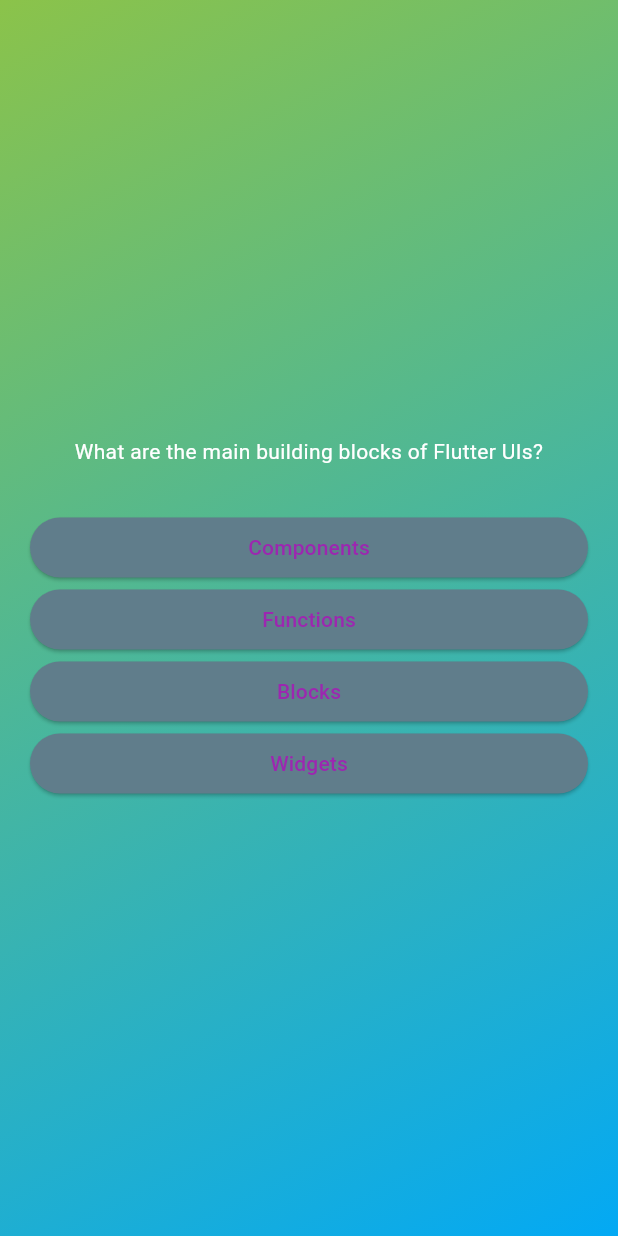
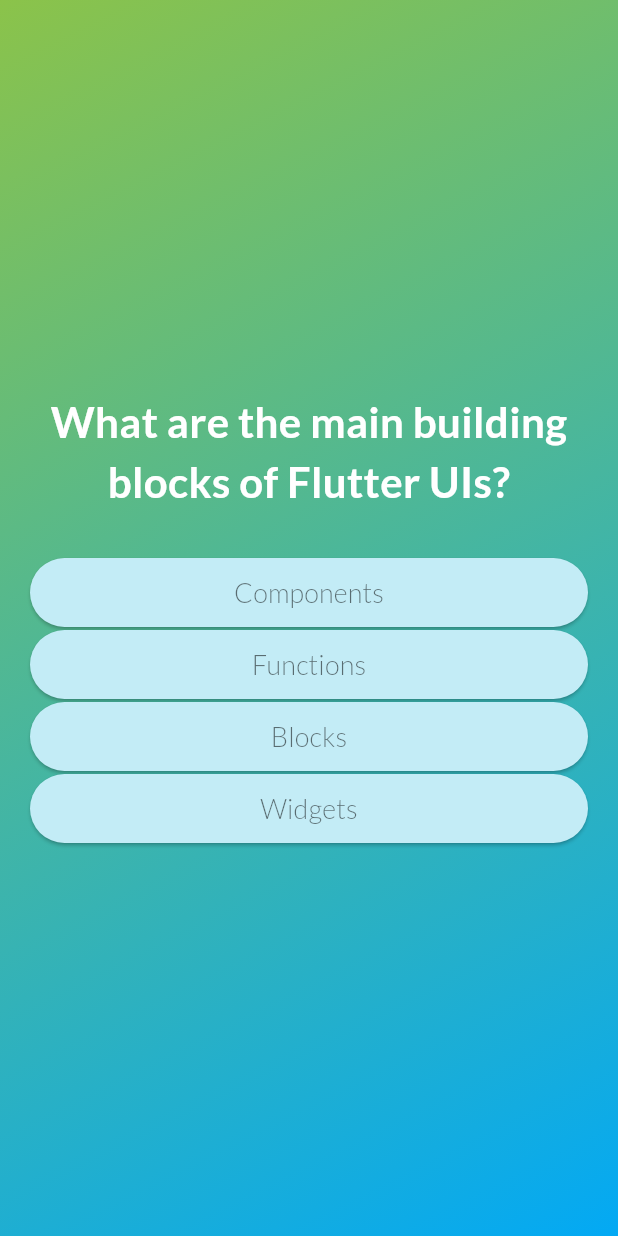
Before and after one commit to duytoann/fluttoan, a Flutter app: the screen it shows after launch, after a tap on "Start Quiz", on a phone screen of 412 x 824 dp. Run offline on Flutter 3.47's test engine with Material 3 defaults, Android fonts, the phone set to English and light mode, and no system bars; our stand-ins replace google_fonts.

Commit message:
passing data via functions across widget

```diff
--- a/lib/screen/question_screen.dart
+++ b/lib/screen/question_screen.dart
@@ -1,18 +1,33 @@
 import 'package:FlutCombine/data/questions.dart';
 import 'package:FlutCombine/widgets/styled_answer_button.dart';
 import 'package:flutter/material.dart';
+import 'package:google_fonts/google_fonts.dart';
 
 class QuestionScreen extends StatefulWidget {
-  const QuestionScreen({super.key});
+  const QuestionScreen({
+    super.key,
+    required this.onSelectAnswer,
+  });
+
+  final void Function(String answer) onSelectAnswer;
 
   @override
   State<QuestionScreen> createState() => _QuestionScreenState();
 }
 
 class _QuestionScreenState extends State<QuestionScreen> {
+  var currentQuestionIndex = 0;
+
+  void answerQuestion(String selectedAnswer) {
+    widget.onSelectAnswer('...');
+    setState(() {
+      currentQuestionIndex++;
+    });
+  }
+
   @override
   Widget build(BuildContext context) {
-    final currentQuestion = questions[0];
+    final currentQuestion = questions[currentQuestionIndex];
 
     return SizedBox(
       width: double.infinity,
@@ -24,18 +39,24 @@ class _QuestionScreenState extends State<QuestionScreen> {
           children: [
             Text(
               currentQuestion.text,
-              style: const TextStyle(color: Colors.white,),
+              style: GoogleFonts.lato(
+                color: Colors.white,
+                fontSize: 28,
+                fontWeight: FontWeight.bold,
+              ),
               textAlign: TextAlign.center,
             ),
             const SizedBox(
               height: 30,
             ),
             ...currentQuestion.getShuffledAnswers().map(
-              (answer) => StyledAnswerButton(
-                answerText: answer,
-                onTap: () {},
-              ),
-            )
+                  (answer) => StyledAnswerButton(
+                    answerText: answer,
+                    onTap: () {
+                      answerQuestion(answer);
+                    },
+                  ),
+                ),
           ],
         ),
       ),
--- a/lib/screen/quiz.dart
+++ b/lib/screen/quiz.dart
@@ -11,6 +11,7 @@ class Quiz extends StatefulWidget {
 }
 
 class _QuizState extends State<Quiz> {
+  final List<String> selectedAnswer = [];
   var activeScreen = 'start-screen';
 
   void switchScreen() {
@@ -19,12 +20,16 @@ class _QuizState extends State<Quiz> {
     });
   }
 
+  void chooseAnswer(String answer) {
+    selectedAnswer.add(answer);
+  }
+
   @override
   Widget build(BuildContext context) {
     Widget screenWidget = StartScreen(switchScreen);
 
-    if(activeScreen == 'questions-screen') {
-      screenWidget = const QuestionScreen();
+    if (activeScreen == 'questions-screen') {
+      screenWidget = QuestionScreen(onSelectAnswer: chooseAnswer,);
     }
     return MaterialApp(
       home: Scaffold(
--- a/lib/widgets/styled_answer_button.dart
+++ b/lib/widgets/styled_answer_button.dart
@@ -1,4 +1,5 @@
 import 'package:flutter/material.dart';
+import 'package:google_fonts/google_fonts.dart';
 
 class StyledAnswerButton extends StatelessWidget {
   const StyledAnswerButton(
@@ -16,11 +17,17 @@ class StyledAnswerButton extends StatelessWidget {
           vertical: 10,
           horizontal: 40,
         ),
-        backgroundColor: Colors.blueGrey,
-        foregroundColor: Colors.purple,
+        backgroundColor: const Color.fromARGB(255, 195, 236, 246),
+        foregroundColor: Colors.black54,
       ),
       child: Text(
         answerText,
+        textAlign: TextAlign.center,
+        style: GoogleFonts.lato(
+          fontSize: 18,
+          fontWeight: FontWeight.w300,
+          fontStyle: FontStyle.normal
+        ),
       ),
     );
   }
```
